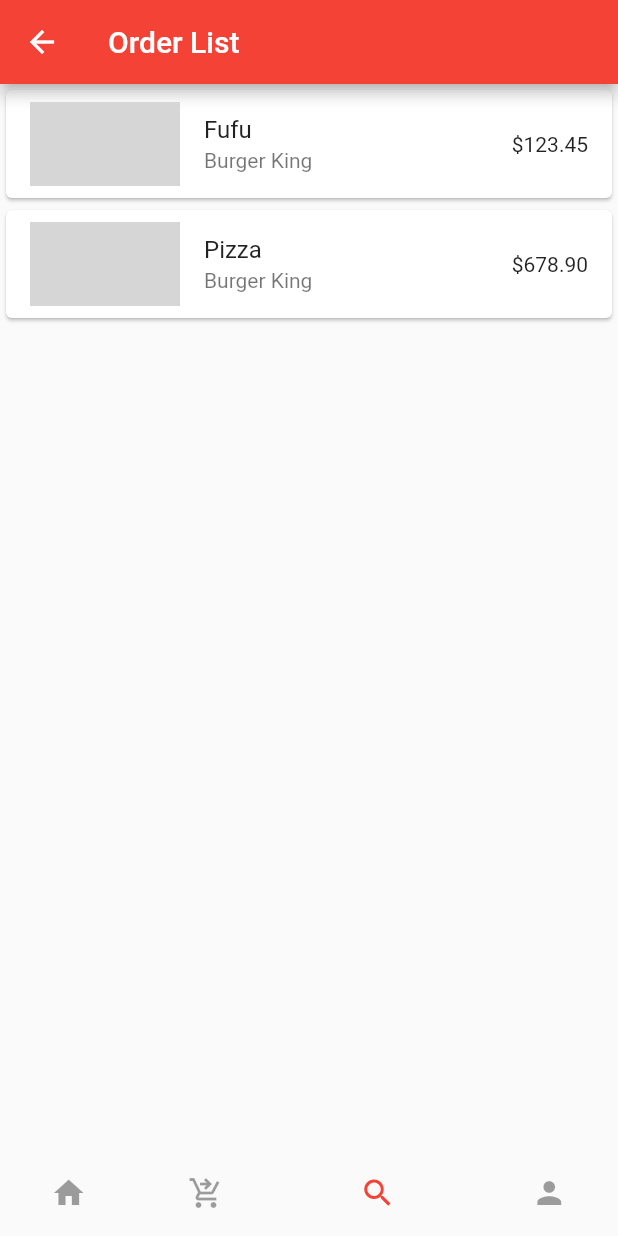
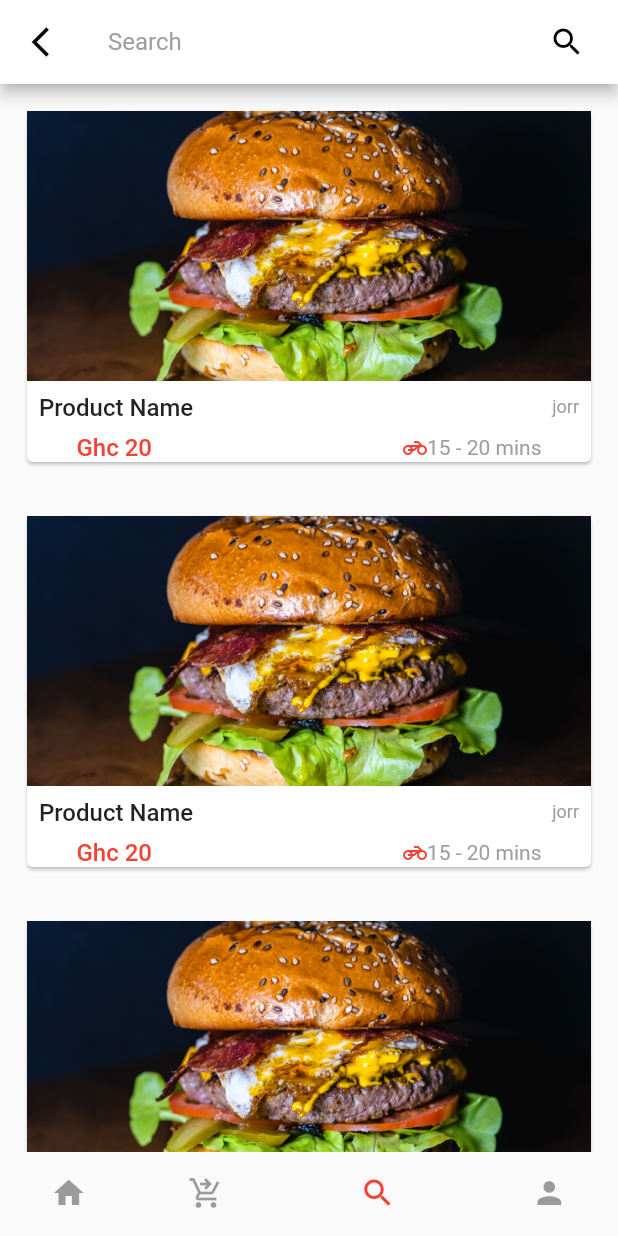
Before and after one commit to Sam-Tech-Ideas/flutternew, a Flutter app: the MainPage screen opened directly, item 3 of the bottom bar chosen, on a phone screen of 412 x 824 dp. Run offline on Flutter 3.47's test engine with Material 2 defaults, Android fonts, the light colour scheme and no system bars; drawn by our look-alikes of flutter_slidable; our stand-ins replace cloud_firestore, firebase_auth, firebase_core, google_sign_in; accounts and stored records are empty; grey boxes are pictures that could not be loaded.

Commit message:
designing card

```diff
--- a/lib/pages/detailpage.dart
+++ b/lib/pages/detailpage.dart
@@ -215,6 +215,7 @@ class _DetailPageState extends State<DetailPage> {
                         Icon(
                           Icons.add_circle_outline_rounded,
                           color: Colors.red,
+                          size: 24,
                         ),
                         SizedBox(
                           width: 2,
@@ -232,6 +233,7 @@ class _DetailPageState extends State<DetailPage> {
                         Icon(
                           CupertinoIcons.minus_circle,
                           color: Colors.red,
+                          size: 24,
                         ),
                       ],
                     ),
--- a/lib/pages/main_page.dart
+++ b/lib/pages/main_page.dart
@@ -1,6 +1,6 @@
 import 'package:fds/pages/customer.dart';
-import 'package:fds/pages/order.dart';
 import 'package:fds/pages/profile.dart';
+import 'package:fds/pages/seach.dart';
 import 'package:flutter/material.dart';
 
 import 'cart.dart';
@@ -16,7 +16,7 @@ class _MainPageState extends State<MainPage> {
   List pages = [
     const CustomerPage(),
     const CartPage(),
-    const OrderHistory(),
+    const SearchPage(),
     const ProfilePage()
   ];
 
--- /dev/null
+++ b/lib/pages/seach.dart
@@ -0,0 +1,132 @@
+import 'package:flutter/material.dart';
+
+class SearchPage extends StatefulWidget {
+  const SearchPage({super.key});
+
+  @override
+  State<SearchPage> createState() => _SearchPageState();
+}
+
+class _SearchPageState extends State<SearchPage> {
+  @override
+  Widget build(BuildContext context) {
+    return Scaffold(
+        appBar: AppBar(
+          backgroundColor: Colors.white,
+          leading: Container(
+            margin: const EdgeInsets.only(left: 10),
+            child: IconButton(
+              icon: const Icon(Icons.arrow_back_ios),
+              color: Colors.black,
+              onPressed: () {
+                Navigator.pop(context);
+              },
+            ),
+          ),
+          title: Center(
+            child: Container(
+              child: const TextField(
+                decoration: InputDecoration(
+                  hintText: 'Search',
+                  hintStyle: TextStyle(
+                    color: Colors.grey,
+                  ),
+                  border: InputBorder.none,
+                ),
+              ),
+            ),
+          ),
+          actions: [
+            Container(
+              margin: const EdgeInsets.only(right: 10),
+              child: IconButton(
+                icon: const Icon(Icons.search),
+                color: Colors.black,
+                onPressed: () {},
+              ),
+            ),
+          ],
+        ),
+        body: ListView.builder(
+          itemBuilder: (BuildContext context, int index) {
+            return GestureDetector(
+              onTap: () {},
+              child: InkWell(
+                child: Padding(
+                  padding: const EdgeInsets.all(14.0),
+                  child: Card(
+                    child: Column(
+                      children: <Widget>[
+                        Image.asset(
+                          'images/am.jpg',
+                          fit: BoxFit.cover,
+                          height: 180.0,
+                          width: double.infinity,
+                        ),
+                        SizedBox(
+                          width: double.infinity,
+                          child: Padding(
+                            padding: const EdgeInsets.all(8.0),
+                            child: Row(
+                              mainAxisAlignment: MainAxisAlignment.spaceBetween,
+                              children: const [
+                                Text(
+                                  "Product Name",
+                                  style: TextStyle(
+                                    fontSize: 16,
+                                    fontWeight: FontWeight.w500,
+                                  ),
+                                ),
+                                Text(
+                                  "jorr",
+                                  style: TextStyle(
+                                    fontSize: 12,
+                                    color: Colors.grey,
+                                  ),
+                                ),
+                              ],
+                            ),
+                          ),
+                        ),
+                        SizedBox(
+                          width: 310,
+                          child: Row(
+                            mainAxisAlignment: MainAxisAlignment.spaceBetween,
+                            children: [
+                              const Text(
+                                "Ghc 20",
+                                style: TextStyle(
+                                  fontSize: 16,
+                                  color: Colors.red,
+                                  fontWeight: FontWeight.w500,
+                                ),
+                              ),
+                              Row(
+                                children: const [
+                                  Icon(
+                                    Icons.motorcycle_outlined,
+                                    color: Colors.red,
+                                    size: 16,
+                                  ),
+                                  Text(
+                                    "15 - 20 mins",
+                                    style: TextStyle(
+                                      fontSize: 14,
+                                      color: Colors.grey,
+                                    ),
+                                  ),
+                                ],
+                              ),
+                            ],
+                          ),
+                        ),
+                      ],
+                    ),
+                  ),
+                ),
+              ),
+            );
+          },
+        ));
+  }
+}
```
Also changed, not shown: lib/pages/customer.dart (+71 -4 lines), lib/pages/order.dart (+11 -3 lines), lib/pages/profile.dart (+49 -25 lines).
